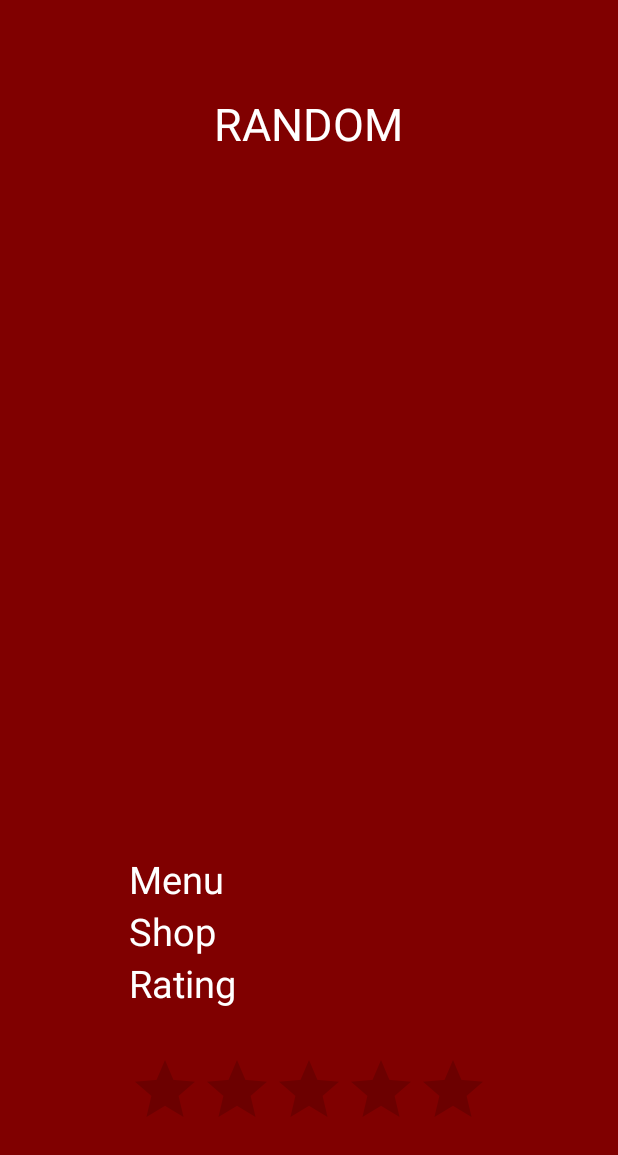
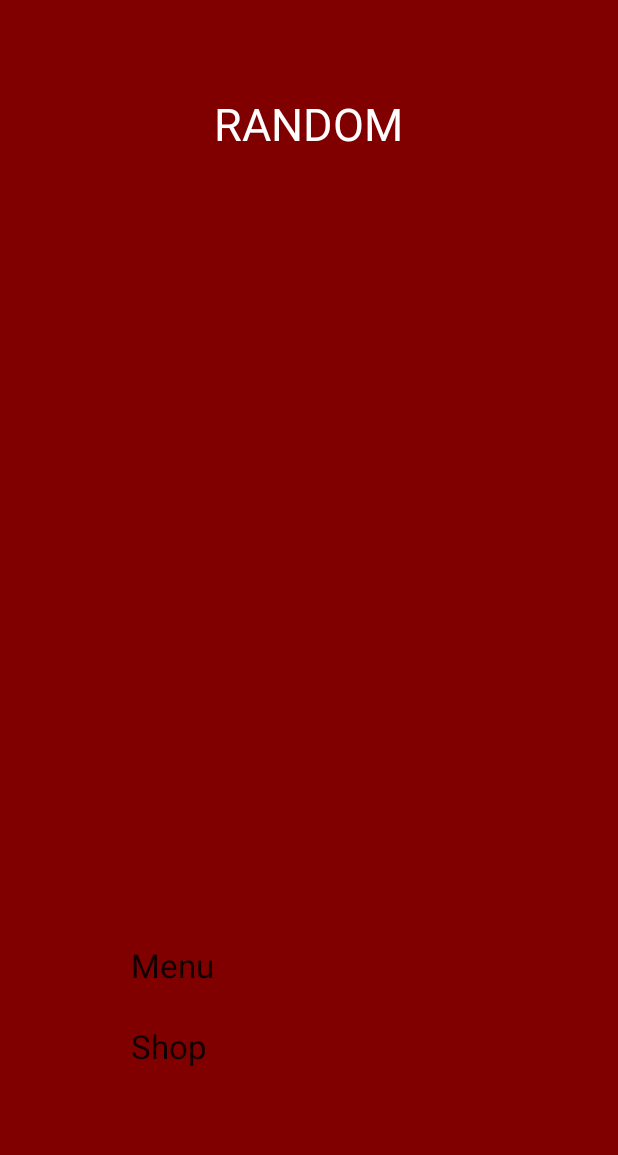
Before and after one commit to mmoookkkk/ICANTEEN, an Android app: the Random screen opened directly, with no data from a screen before it, on a phone screen of 412 x 824 dp. Shown: the top 1155 px of the screen. Run offline under Robolectric (Android 15) with nearby library versions, the phone set to English and light mode, and no system bars.

Commit message:
vickyyyyy suay

```diff
--- a/app/src/main/java/com/example/phanthilasaengthong/icanteen/Random.java
+++ b/app/src/main/java/com/example/phanthilasaengthong/icanteen/Random.java
@@ -20,6 +20,11 @@ public class Random extends AppCompatActivity {
     }
     protected void onResume() {
         super.onResume();
+        int r=(int) Math.ceil(Math.random()*7);
+        if(r==1){
+
+        }
+
 
 
     }
--- a/app/src/main/res/layout/content_random.xml
+++ b/app/src/main/res/layout/content_random.xml
@@ -31,57 +31,28 @@
         android:id="@+id/imageView"
         android:layout_below="@+id/random_title"
         android:layout_centerHorizontal="true"
-        android:layout_marginTop="44dp" />
+        android:layout_marginTop="58dp" />
 
     <TextView
-        android:layout_width="match_parent"
+        android:layout_width="wrap_content"
         android:layout_height="wrap_content"
-        android:textAppearance="?android:attr/textAppearanceMedium"
-        android:text="Shop"
+        android:textAppearance="?android:attr/textAppearanceLarge"
+        android:text="Menu"
         android:id="@+id/textView2"
-        android:textColor="#ffffff"
-        android:layout_alignParentRight="true"
-        android:layout_alignParentEnd="true"
-        android:layout_above="@+id/textView5"
-        android:layout_alignLeft="@+id/textView5"
-        android:layout_alignStart="@+id/textView5"
-        android:textSize="25dp" />
+        android:layout_marginBottom="150dp"
+        android:layout_alignParentBottom="true"
+        android:layout_toLeftOf="@+id/random_title"
+        android:layout_toStartOf="@+id/random_title" />
 
     <TextView
-        android:layout_width="match_parent"
-        android:layout_height="wrap_content"
-        android:textAppearance="?android:attr/textAppearanceMedium"
-        android:text="Menu"
-        android:id="@+id/textView4"
-        android:textColor="#ffffff"
-        android:layout_alignParentRight="true"
-        android:layout_alignParentEnd="true"
-        android:layout_alignLeft="@+id/textView2"
-        android:layout_alignStart="@+id/textView2"
-        android:layout_above="@+id/textView2"
-        android:textSize="25dp" />
-
-    <TextView
-        android:layout_width="match_parent"
-        android:layout_height="wrap_content"
-        android:textAppearance="?android:attr/textAppearanceMedium"
-        android:text="Rating"
-        android:id="@+id/textView5"
-        android:textColor="#ffffff"
-        android:layout_alignParentRight="true"
-        android:layout_alignParentEnd="true"
-        android:layout_above="@+id/ratingBar"
-        android:layout_alignLeft="@+id/ratingBar"
-        android:layout_alignStart="@+id/ratingBar"
-        android:textSize="25dp" />
-
-    <RatingBar
         android:layout_width="wrap_content"
         android:layout_height="wrap_content"
-        android:id="@+id/ratingBar"
-        android:layout_alignParentBottom="true"
-        android:layout_centerHorizontal="true"
-        android:layout_marginTop="30dp"
-        android:layout_marginBottom="48dp" />
+        android:textAppearance="?android:attr/textAppearanceLarge"
+        android:text="Shop"
+        android:id="@+id/random_shop"
+        android:layout_marginTop="54dp"
+        android:layout_alignTop="@+id/textView2"
+        android:layout_alignLeft="@+id/textView2"
+        android:layout_alignStart="@+id/textView2" />
 
 </RelativeLayout>
```
